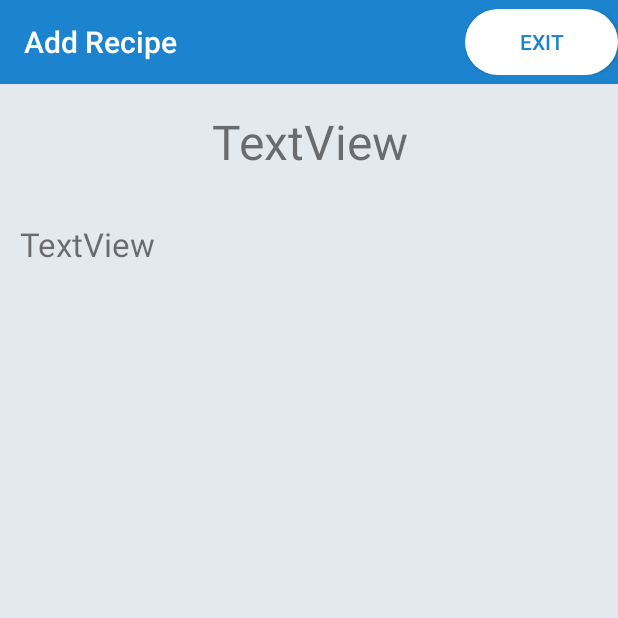
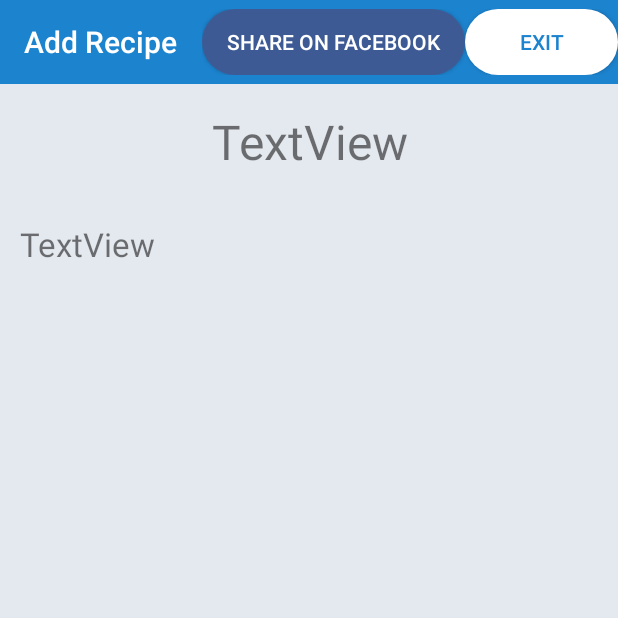
Before and after one commit to pwHKR/EasyBake, an Android app: the fragment ViewRecipeFragment placed in its activity, on a phone screen of 412 x 824 dp, the top half of it. Run offline under Robolectric (Android 15) with nearby library versions, the phone set to English and light mode, and no system bars; 3 statements that could not run were skipped.

Commit message:
Facebook share button added

```diff
--- a/app/src/main/java/sp_coding/myapplication/Controll/Fragment/Recipe/ViewRecipeFragment.java
+++ b/app/src/main/java/sp_coding/myapplication/Controll/Fragment/Recipe/ViewRecipeFragment.java
@@ -60,6 +60,14 @@ public class ViewRecipeFragment extends Fragment implements Util {
         title.setText(bundle.getString("recipeName"));
         info.setText(recipeUtility.getRecipeInfoText(bundle.getString("recipeName")));
 
+        Button shareButton = v.findViewById(R.id.shareBtn);
+        shareButton.setOnClickListener(new View.OnClickListener() {
+            @Override
+            public void onClick(View v) {
+
+            }
+        });
+
         Button exitBtn = v.findViewById(R.id.exitBtn);
         exitBtn.setOnClickListener(new View.OnClickListener() {
             @Override
--- /dev/null
+++ b/app/src/main/res/drawable-xhdpi/buttonshape3.xml
@@ -0,0 +1,24 @@
+<?xml version="1.0" encoding="utf-8"?>
+<shape xmlns:android="http://schemas.android.com/apk/res/android" android:shape="rectangle" >
+    <corners
+        android:radius="100dp"
+        />
+    <gradient
+        android:angle="45"
+        android:centerX="23%"
+        android:centerColor="#3d5a95"
+        android:startColor="#3d5a95"
+        android:endColor="#3d5a95"
+        android:type="linear"
+        />
+    <padding
+        android:left="0dp"
+        android:top="0dp"
+        android:right="0dp"
+        android:bottom="0dp"
+        />
+    <size
+        android:width="270dp"
+        android:height="60dp"
+        />
+</shape>
--- a/app/src/main/res/layout/view_recipe_fragment.xml
+++ b/app/src/main/res/layout/view_recipe_fragment.xml
@@ -37,6 +37,15 @@
             android:layout_width="wrap_content"
             android:layout_height="match_parent"
             android:layout_gravity="right">
+
+            <Button
+                android:id="@+id/shareBtn"
+                android:layout_width="175dp"
+                android:layout_height="44dp"
+                android:layout_weight="1"
+                android:background="@drawable/buttonshape3"
+                android:text="Share On Facebook"
+                android:textColor="#FFFFFF" />
 
             <Button
                 android:id="@+id/exitBtn"
@@ -84,7 +93,7 @@
         android:id="@+id/ingredientListView"
         android:layout_width="0dp"
         android:layout_height="0dp"
-        android:layout_marginBottom="8dp"
+        android:layout_marginBottom="9dp"
         android:layout_marginEnd="8dp"
         android:layout_marginStart="8dp"
         app:layout_constraintBottom_toBottomOf="parent"
```
